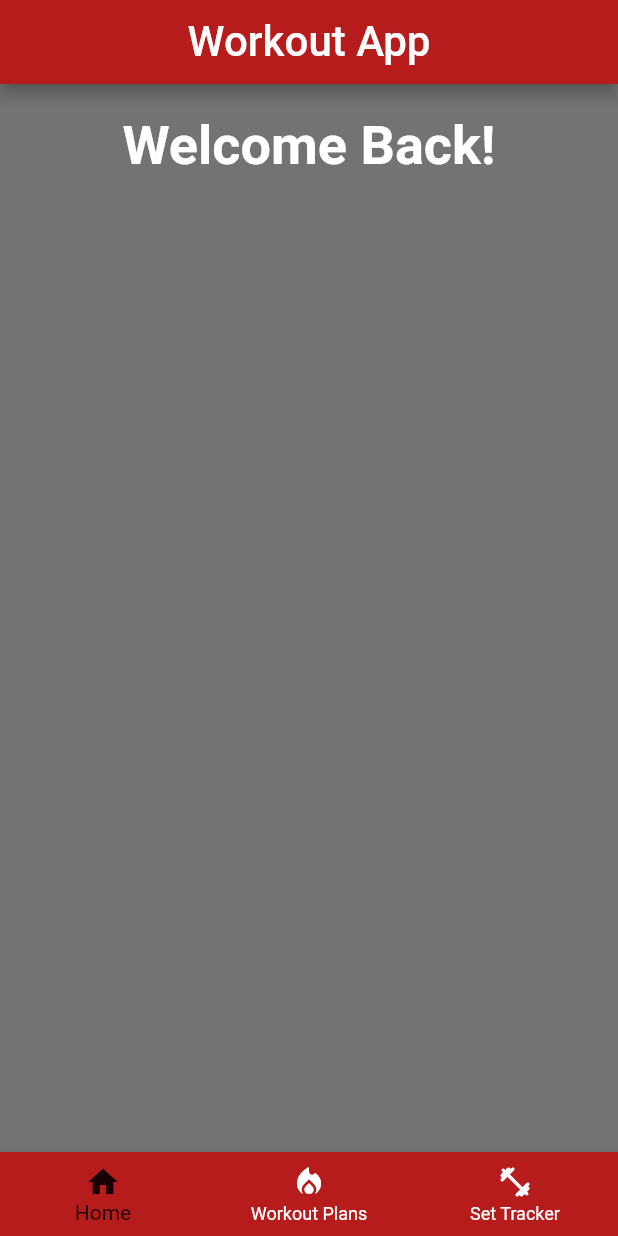
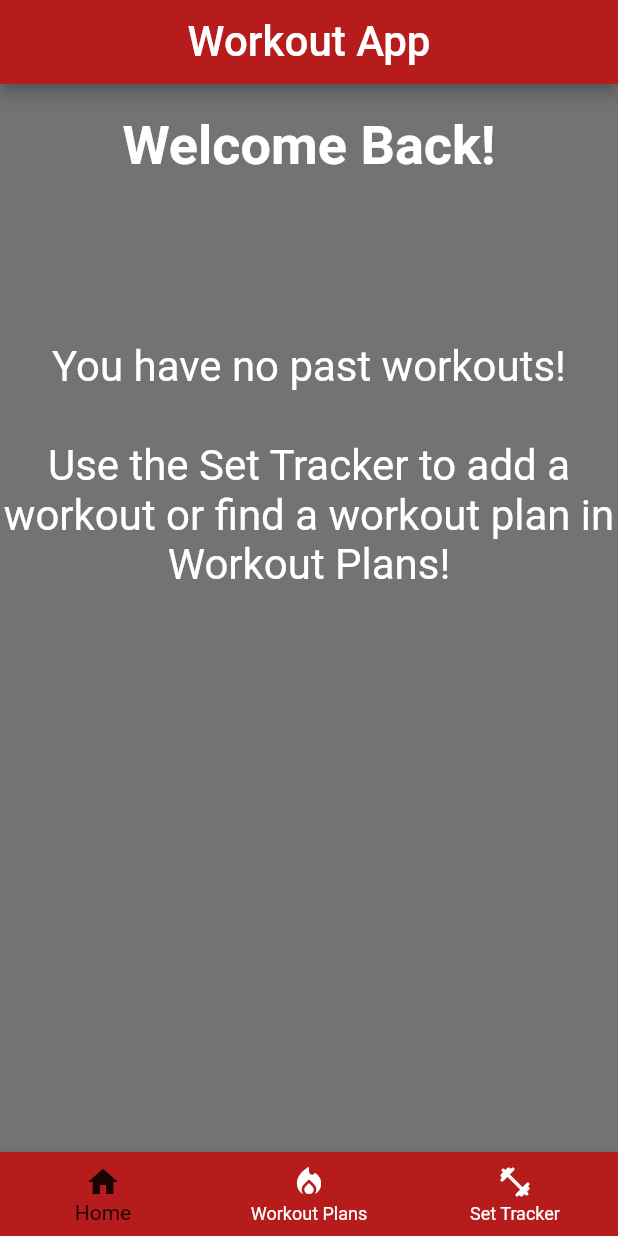
Before and after one commit to joeyjpowers/WorkoutCrossPlatformApp, a Flutter app: the screen it shows after launch, on a phone screen of 412 x 824 dp. Run offline on Flutter 3.47's test engine with Material 2 defaults, Android fonts, the phone set to English and light mode, and no system bars; our stand-ins replace cloud_firestore, firebase_core, firebase_database, multi_select_flutter, sqflite; accounts and stored records are empty.

Commit message:
Added ability to get most recent workouts

```diff
--- a/lib/lastworkout.dart
+++ b/lib/lastworkout.dart
@@ -1,12 +1,85 @@
 import 'package:flutter/material.dart';
 import 'package:firebase_database/firebase_database.dart';
+import 'package:cloud_firestore/cloud_firestore.dart';
+import 'package:intl/intl.dart';
+
 
 class LastWorkout extends StatelessWidget {
   final _database = FirebaseDatabase.instance.ref("last_workout");
 
   @override
   Widget build(BuildContext context) {
-    return Container();
+    return StreamBuilder(
+        stream: FirebaseFirestore.instance
+            .collection('last_workout')
+            .orderBy('date')
+            .limit(3)
+            .snapshots(),
+        builder: (context, AsyncSnapshot<QuerySnapshot> snapshot) {
+          if (snapshot.hasData) {
+            if (snapshot.data != null && snapshot.data!.size > 0) {
+              return Container(
+                  margin: EdgeInsets.only(top: 10),
+                  child: Column(
+                      children:
+                      [
+                        Text("Last Workouts", style: TextStyle(
+                            decoration: TextDecoration.underline,
+                            color: Colors.white,
+                            fontSize: 28)),
+                        Column(
+                          children: snapshot.data!.docs.map((workout) {
+                            var names = workout['names'] ?? List.empty();
+                            var sets = workout['sets'] ?? List.empty();
+                            var weights = workout['weights'] ?? List.empty();
+                            var rawDate = workout['date'] ?? DateTime.now();
+                            var date = DateFormat('MM-dd-yyyy').format(workout['date'].toDate());
+                            return Container(
+                              margin: EdgeInsets.all(20),
+                              child: Column(
+                                  children: [
+                                    Text("Workout on ${date}", style: TextStyle(color: Colors.white70, fontSize: 24, fontWeight: FontWeight.bold)),
+                                    SizedBox(height: 5),
+                                    Column(
+                                  children: List.generate(names.length, (index) {
+                                    return Text("${names[index]}: ${sets[index]} sets at ${weights[index]} lbs", style: TextStyle(color: Colors.white70, fontSize: 18));
+                                  })
+                                )
+                                ]
+                              )
+                            );
+                          }).toList(),
+                        )
+                      ]
+                  ));
+            } else {
+              return Container(
+                margin: EdgeInsets.only(top: 100),
+                child: Text(
+                  "You have no past workouts!\n\nUse the Set Tracker to add a workout or find a workout plan in Workout Plans!",
+                  style: TextStyle(fontSize: 28, color: Colors.white),
+                  textAlign: TextAlign.center,
+                ),
+              );
+            }
+
+          } else if (snapshot.hasError) {
+            print('${snapshot.error}');
+            return Container(
+              margin: EdgeInsets.only(top: 100),
+              child: Text(
+                "You have no past workouts!\n\nUse the Set Tracker to add a workout or find a workout plan in Workout Plans!",
+                style: TextStyle(fontSize: 28, color: Colors.white),
+                textAlign: TextAlign.center,
+              ),
+            );
+          } else {
+            return Container( margin: EdgeInsets.only(top: 100), child: Row(
+                mainAxisAlignment: MainAxisAlignment.center,
+                crossAxisAlignment: CrossAxisAlignment.center,
+                children: [CircularProgressIndicator()]));
+          }
+        });
   }
     /*return FutureBuilder(
       future: _database.once(),
--- a/lib/workoutplans.dart
+++ b/lib/workoutplans.dart
@@ -63,7 +63,7 @@ class _WorkoutPlansState extends State<WorkoutPlans> {
                     widget.daysSelected = newValue!;
                   });
                 },
-                items: <String>['2', '3', '4', '5', '6', 'Any']
+                items: <String>['2', '3', '4', '5', '6']
                     .map<DropdownMenuItem<String>>((String value) {
                   return DropdownMenuItem<String>(
                     value: value,
@@ -114,7 +114,7 @@ class _WorkoutPlansState extends State<WorkoutPlans> {
                     widget.weightType = newValue!;
                   });
                 },
-                items: <String>['Body Weight', 'Barbell', 'Dumbell', 'Kettlebell', 'Any']
+                items: <String>['Body Weight', 'Barbell', 'Dumbell', 'Kettlebell']
                     .map<DropdownMenuItem<String>>((String value) {
                   return DropdownMenuItem<String>(
                     value: value,
--- a/pubspec.yaml
+++ b/pubspec.yaml
@@ -43,6 +43,7 @@ dependencies:
   # Use with the CupertinoIcons class for iOS style icons.
   cupertino_icons: ^1.0.2
   cloud_firestore: ^3.1.14
+  intl: ^0.17.0
 
 dev_dependencies:
   flutter_test:
```
Also changed, not shown: lib/workoutplanresults.dart (+17 -43 lines), pubspec.lock.
